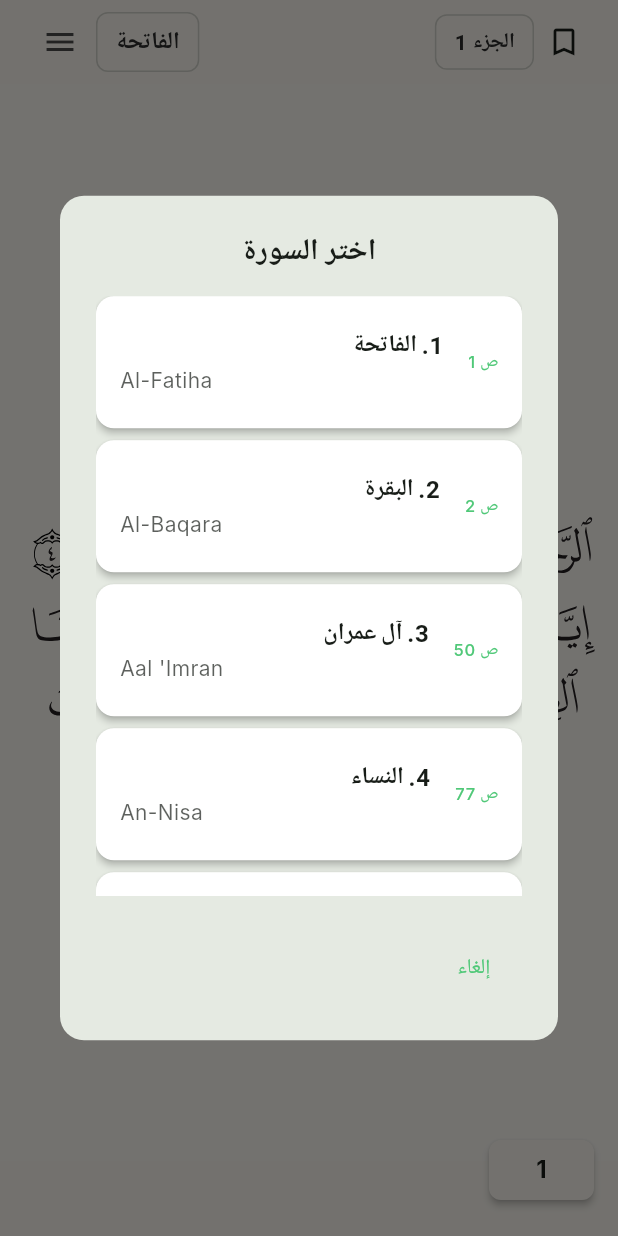
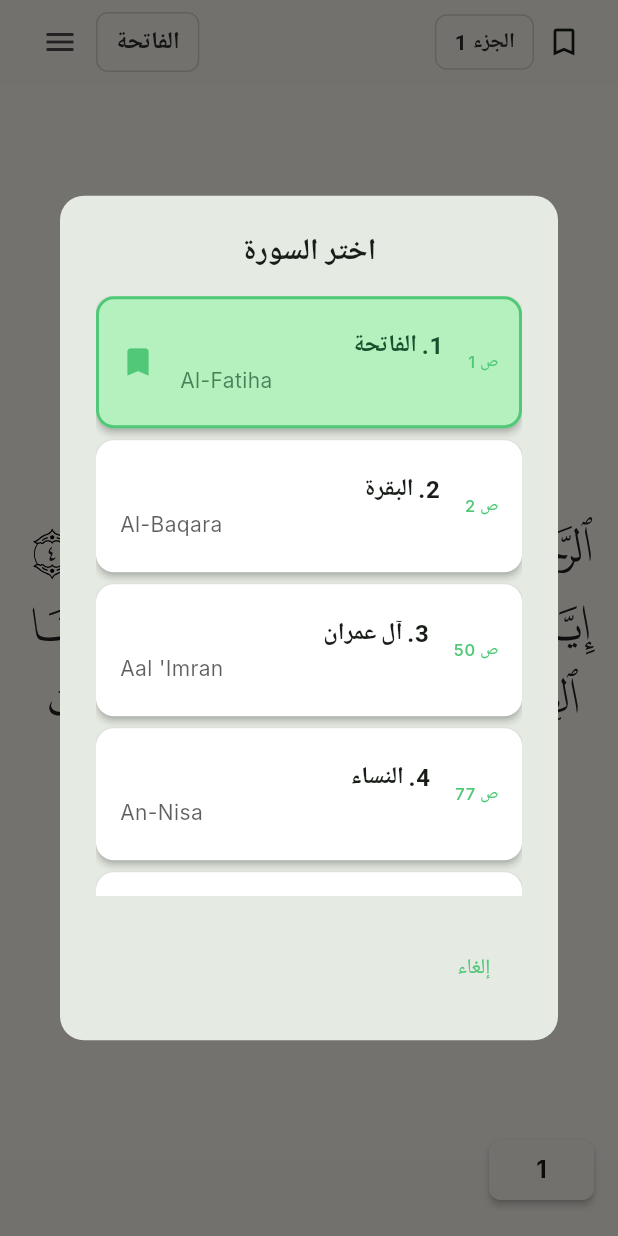
Before and after one commit to helalxp/quran_app, a Flutter app: the screen it shows after launch, after a tap on "الفاتحة", on a phone screen of 412 x 824 dp. Run offline on Flutter 3.47's test engine with Material 3 defaults, Android fonts, the light colour scheme and no system bars; our stand-ins replace adhan, audio_service, connectivity_plus, firebase_analytics, firebase_core, flutter_local_notifications and 7 more; missing offline and left inert: country_state_city, flutter_qiblah, in_app_update; accounts and stored records are empty; Roboto replaces fonts that are missing (Inter).

Commit message:
adding a small feature

```diff
--- a/lib/viewer_screen.dart
+++ b/lib/viewer_screen.dart
@@ -987,6 +987,22 @@ class _ViewerScreenState extends State<ViewerScreen> with TickerProviderStateMix
       return;
     }
 
+    // Find current surah index based on current page
+    final currentPage = _currentPageNotifier.value;
+    int currentSurahIndex = 0;
+    for (int i = 0; i < _allSurahs.length; i++) {
+      if (_allSurahs[i].pageNumber <= currentPage) {
+        currentSurahIndex = i;
+      } else {
+        break;
+      }
+    }
+
+    // Create scroll controller with initial position
+    final scrollController = ScrollController(
+      initialScrollOffset: currentSurahIndex * 72.0, // Approximate item height (card + margin)
+    );
+
     await showGeneralDialog(
       context: context,
       barrierDismissible: true,
@@ -1014,9 +1030,11 @@ class _ViewerScreenState extends State<ViewerScreen> with TickerProviderStateMix
           width: double.maxFinite,
           height: 400,
           child: ListView.builder(
+            controller: scrollController,
             itemCount: _allSurahs.length,
             itemBuilder: (context, index) {
               final surah = _allSurahs[index];
+              final isCurrentSurah = index == currentSurahIndex;
               return AnimatedListItem(
                 index: index,
                 delay: const Duration(milliseconds: 15), // Much faster for dialogs
@@ -1024,15 +1042,32 @@ class _ViewerScreenState extends State<ViewerScreen> with TickerProviderStateMix
                 child: Card(
                 margin: const EdgeInsets.only(bottom: 8),
                 elevation: 2,
+                color: isCurrentSurah
+                    ? Theme.of(context).colorScheme.primaryContainer
+                    : null,
                 shape: RoundedRectangleBorder(
                   borderRadius: BorderRadius.circular(12),
+                  side: isCurrentSurah
+                      ? BorderSide(
+                          color: Theme.of(context).colorScheme.primary,
+                          width: 2,
+                        )
+                      : BorderSide.none,
                 ),
                 child: ListTile(
                   contentPadding: const EdgeInsets.symmetric(horizontal: 16, vertical: 8),
+                  leading: isCurrentSurah
+                      ? Icon(
+                          Icons.bookmark,
+                          color: Theme.of(context).colorScheme.primary,
+                        )
+                      : null,
                   title: Text(
                     "${surah.number}. ${surah.nameArabic}",
                     style: TextStyle(
-                      color: Theme.of(context).colorScheme.onSurface,
+                      color: isCurrentSurah
+                          ? Theme.of(context).colorScheme.onPrimaryContainer
+                          : Theme.of(context).colorScheme.onSurface,
                       fontWeight: FontWeight.w600,
                       fontFamily: 'Uthmanic',
                       fontSize: 16,
@@ -1042,7 +1077,9 @@ class _ViewerScreenState extends State<ViewerScreen> with TickerProviderStateMix
                   subtitle: Text(
                     surah.nameEnglish,
                     style: TextStyle(
-                      color: Theme.of(context).colorScheme.onSurface.withValues(alpha: 0.7),
+                      color: isCurrentSurah
+                          ? Theme.of(context).colorScheme.onPrimaryContainer.withValues(alpha: 0.7)
+                          : Theme.of(context).colorScheme.onSurface.withValues(alpha: 0.7),
                       fontSize: 14,
                     ),
                   ),
@@ -1058,6 +1095,7 @@ class _ViewerScreenState extends State<ViewerScreen> with TickerProviderStateMix
                     // Log surah opened analytics
                     AnalyticsService.logSurahOpened(surah.nameArabic, surah.number);
                     Navigator.of(context).pop();
+                    scrollController.dispose();
                     _jumpToPage(surah.pageNumber);
                   },
                 ),
--- a/pubspec.yaml
+++ b/pubspec.yaml
@@ -2,7 +2,7 @@ name: quran_by_helal
 description: "Quran by Helal - A beautiful Quran reader app with audio recitation and bookmarking features."
 publish_to: 'none'
 
-version: 1.4.2+14
+version: 1.5.2+15
 
 environment:
   sdk: ">=3.7.0 <4.0.0"
```
